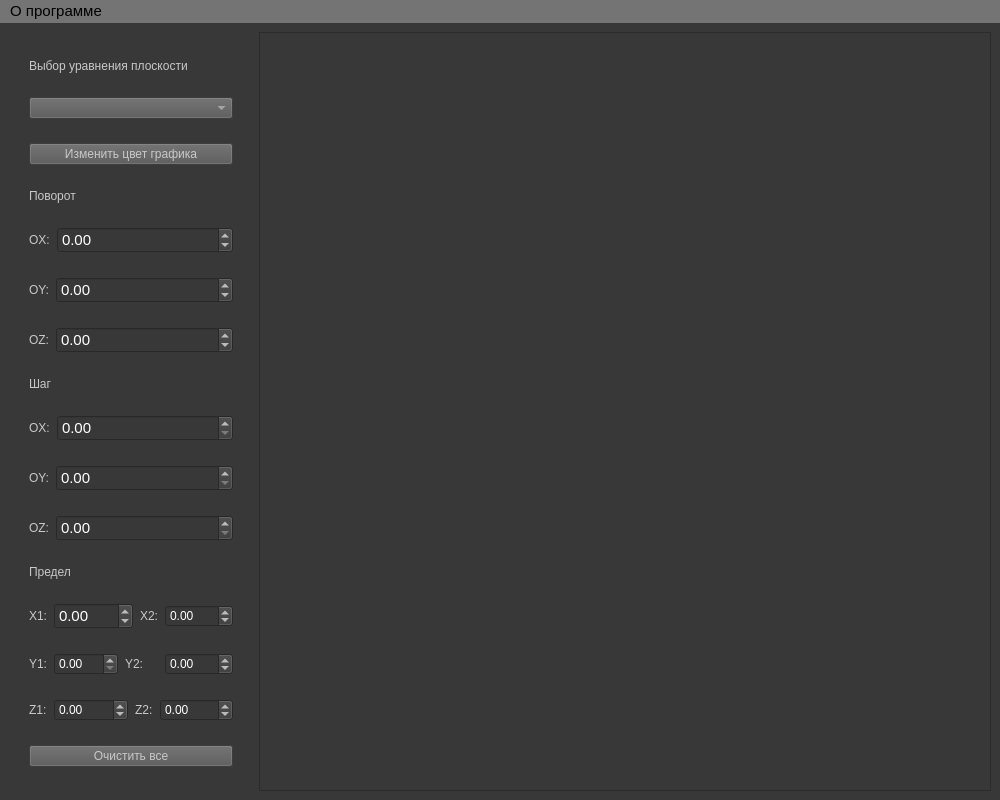
Old version of the form lab_10/template.ui in the repository NikolayL2sch/cg_bmstu.
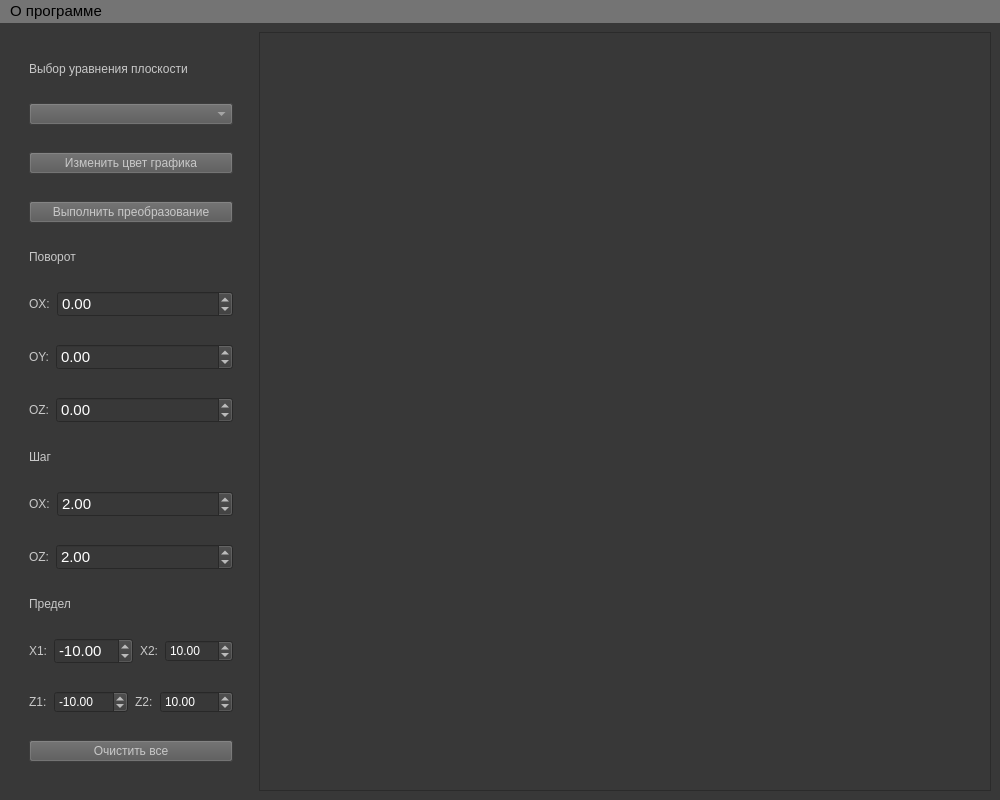
New version of the form.

The edit to the form file:
```diff
--- a/lab_10/template.ui
+++ b/lab_10/template.ui
@@ -66,7 +66,7 @@
      </widget>
     </item>
     <item row="0" column="0">
-     <layout class="QVBoxLayout" name="verticalLayout" stretch="0,0,0,0,0,0,0,0,0,0,0,0,0,0,0,0">
+     <layout class="QVBoxLayout" name="verticalLayout" stretch="0,0,0,0,0,0,0,0,0,0,0,0,0,0,0">
       <property name="spacing">
        <number>7</number>
       </property>
@@ -132,6 +132,19 @@
         </property>
        </widget>
       </item>
+      <item>
+       <widget class="QPushButton" name="draw_graph_button">
+        <property name="styleSheet">
+         <string notr="true">color: rgb(200, 200, 200);
+font: 10pt &quot;Segoe UI&quot;;
+background-color: rgb(86, 86, 86);
+</string>
+        </property>
+        <property name="text">
+         <string>Выполнить преобразование</string>
+        </property>
+       </widget>
+      </item>
       <item>
        <widget class="QLabel" name="rotate_label">
         <property name="sizePolicy">
@@ -337,45 +350,8 @@
           <property name="maximum">
            <double>100.000000000000000</double>
           </property>
-         </widget>
-        </item>
-       </layout>
-      </item>
-      <item>
-       <layout class="QHBoxLayout" name="horizontalLayout_2">
-        <item>
-         <widget class="QLabel" name="step_y_label">
-          <property name="sizePolicy">
-           <sizepolicy hsizetype="Fixed" vsizetype="Fixed">
-            <horstretch>0</horstretch>
-            <verstretch>0</verstretch>
-           </sizepolicy>
-          </property>
-          <property name="styleSheet">
-           <string notr="true">color: rgb(200, 200, 200);
-font: 11pt &quot;Segoe UI&quot;;</string>
-          </property>
-          <property name="text">
-           <string>OY:</string>
-          </property>
-         </widget>
-        </item>
-        <item>
-         <widget class="QDoubleSpinBox" name="set_step_y">
-          <property name="font">
-           <font>
-            <family>Segoe UI</family>
-            <pointsize>11</pointsize>
-            <italic>false</italic>
-            <bold>false</bold>
-           </font>
-          </property>
-          <property name="styleSheet">
-           <string notr="true">font: 11pt &quot;Segoe UI&quot;;
-color: rgb(255, 255, 255);</string>
-          </property>
-          <property name="maximum">
-           <double>100.000000000000000</double>
+          <property name="value">
+           <double>2.000000000000000</double>
           </property>
          </widget>
         </item>
@@ -417,6 +393,9 @@
           <property name="maximum">
            <double>100.000000000000000</double>
           </property>
+          <property name="value">
+           <double>2.000000000000000</double>
+          </property>
          </widget>
         </item>
        </layout>
@@ -477,6 +456,9 @@
           <property name="maximum">
            <double>100.000000000000000</double>
           </property>
+          <property name="value">
+           <double>-10.000000000000000</double>
+          </property>
          </widget>
         </item>
         <item>
@@ -508,68 +490,8 @@
           <property name="maximum">
            <double>100.000000000000000</double>
           </property>
-         </widget>
-        </item>
-       </layout>
-      </item>
-      <item>
-       <layout class="QHBoxLayout" name="horizontalLayout_5">
-        <item>
-         <widget class="QLabel" name="limit_y1_label">
-          <property name="sizePolicy">
-           <sizepolicy hsizetype="Fixed" vsizetype="Fixed">
-            <horstretch>0</horstretch>
-            <verstretch>0</verstretch>
-           </sizepolicy>
-          </property>
-          <property name="styleSheet">
-           <string notr="true">color: rgb(200, 200, 200);
-font: 11pt &quot;Segoe UI&quot;;</string>
-          </property>
-          <property name="text">
-           <string>Y1:</string>
-          </property>
-         </widget>
-        </item>
-        <item>
-         <widget class="QDoubleSpinBox" name="set_limit_y1">
-          <property name="styleSheet">
-           <string notr="true">font: 11pt &quot;Segoe UI&quot;;
-color: rgb(255, 255, 255);</string>
-          </property>
-          <property name="maximum">
-           <double>100.000000000000000</double>
-          </property>
-          <property name="singleStep">
-           <double>1.000000000000000</double>
-          </property>
           <property name="value">
-           <double>0.000000000000000</double>
-          </property>
-         </widget>
-        </item>
-        <item>
-         <widget class="QLabel" name="limit_y2_label">
-          <property name="styleSheet">
-           <string notr="true">color: rgb(200, 200, 200);
-font: 11pt &quot;Segoe UI&quot;;</string>
-          </property>
-          <property name="text">
-           <string>Y2:</string>
-          </property>
-         </widget>
-        </item>
-        <item>
-         <widget class="QDoubleSpinBox" name="set_limit_y2">
-          <property name="styleSheet">
-           <string notr="true">font: 11pt &quot;Segoe UI&quot;;
-color: rgb(255, 255, 255);</string>
-          </property>
-          <property name="minimum">
-           <double>-100.000000000000000</double>
-          </property>
-          <property name="maximum">
-           <double>100.000000000000000</double>
+           <double>10.000000000000000</double>
           </property>
          </widget>
         </item>
@@ -606,6 +528,9 @@
           <property name="maximum">
            <double>100.000000000000000</double>
           </property>
+          <property name="value">
+           <double>-10.000000000000000</double>
+          </property>
          </widget>
         </item>
         <item>
@@ -637,6 +562,9 @@
           <property name="maximum">
            <double>100.000000000000000</double>
           </property>
+          <property name="value">
+           <double>10.000000000000000</double>
+          </property>
          </widget>
         </item>
        </layout>
```
Left out of the diff: 4 changed lines with no effect on the pictures.
